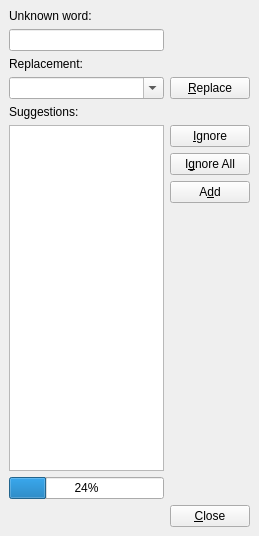
First picture: the form in src/frontends/qt4/ui/SpellcheckerUi.ui, repository cburschka/lyx, before the edit.
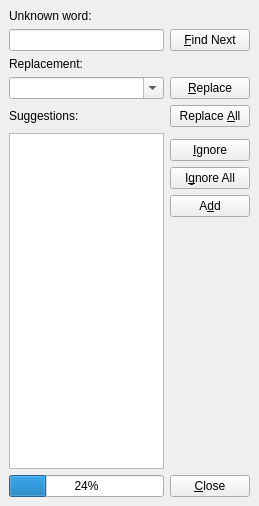
Second picture: the form after the edit.

Commit message: GuiSpellchecker: add 'Find Next' and 'Replace All' buttons.

```diff
--- a/src/frontends/qt4/ui/SpellcheckerUi.ui
+++ b/src/frontends/qt4/ui/SpellcheckerUi.ui
@@ -6,7 +6,7 @@
     <x>0</x>
     <y>0</y>
     <width>259</width>
-    <height>536</height>
+    <height>506</height>
    </rect>
   </property>
   <property name="windowTitle" >
@@ -31,6 +31,16 @@
       </property>
      </widget>
     </item>
+    <item row="1" column="1" >
+     <widget class="QPushButton" name="findNextPB" >
+      <property name="toolTip" >
+       <string>Replace word with current choice</string>
+      </property>
+      <property name="text" >
+       <string>&amp;Find Next</string>
+      </property>
+     </widget>
+    </item>
     <item row="2" column="0" >
      <widget class="QLabel" name="TextLabel1" >
       <property name="text" >
@@ -89,10 +99,20 @@
       </property>
      </widget>
     </item>
-    <item rowspan="4" row="5" column="0" >
+    <item row="4" column="1" >
+     <widget class="QPushButton" name="replaceAllPB" >
+      <property name="toolTip" >
+       <string>Replace word with current choice</string>
+      </property>
+      <property name="text" >
+       <string>Replace &amp;All</string>
+      </property>
+     </widget>
+    </item>
+    <item rowspan="5" row="5" column="0" >
      <widget class="QListWidget" name="suggestionsLW" />
     </item>
-    <item row="5" column="1" >
+    <item row="6" column="1" >
      <widget class="QPushButton" name="ignorePB" >
       <property name="toolTip" >
        <string>Ignore this word</string>
@@ -102,7 +122,7 @@
       </property>
      </widget>
     </item>
-    <item row="6" column="1" >
+    <item row="7" column="1" >
      <widget class="QPushButton" name="ignoreAllPB" >
       <property name="toolTip" >
        <string>Ignore this word throughout this session</string>
@@ -112,7 +132,7 @@
       </property>
      </widget>
     </item>
-    <item row="7" column="1" >
+    <item row="8" column="1" >
      <widget class="QPushButton" name="addPB" >
       <property name="toolTip" >
        <string>Add the word to your personal dictionary</string>
@@ -122,7 +142,7 @@
       </property>
      </widget>
     </item>
-    <item row="8" column="1" >
+    <item row="9" column="1" >
      <spacer name="spacer" >
       <property name="orientation" >
        <enum>Qt::Vertical</enum>
@@ -138,7 +158,7 @@
       </property>
      </spacer>
     </item>
-    <item row="9" column="0" >
+    <item row="10" column="0" >
      <widget class="QProgressBar" name="spellcheckPR" >
       <property name="value" >
        <number>24</number>
```
The commit also changes 2 other files.
